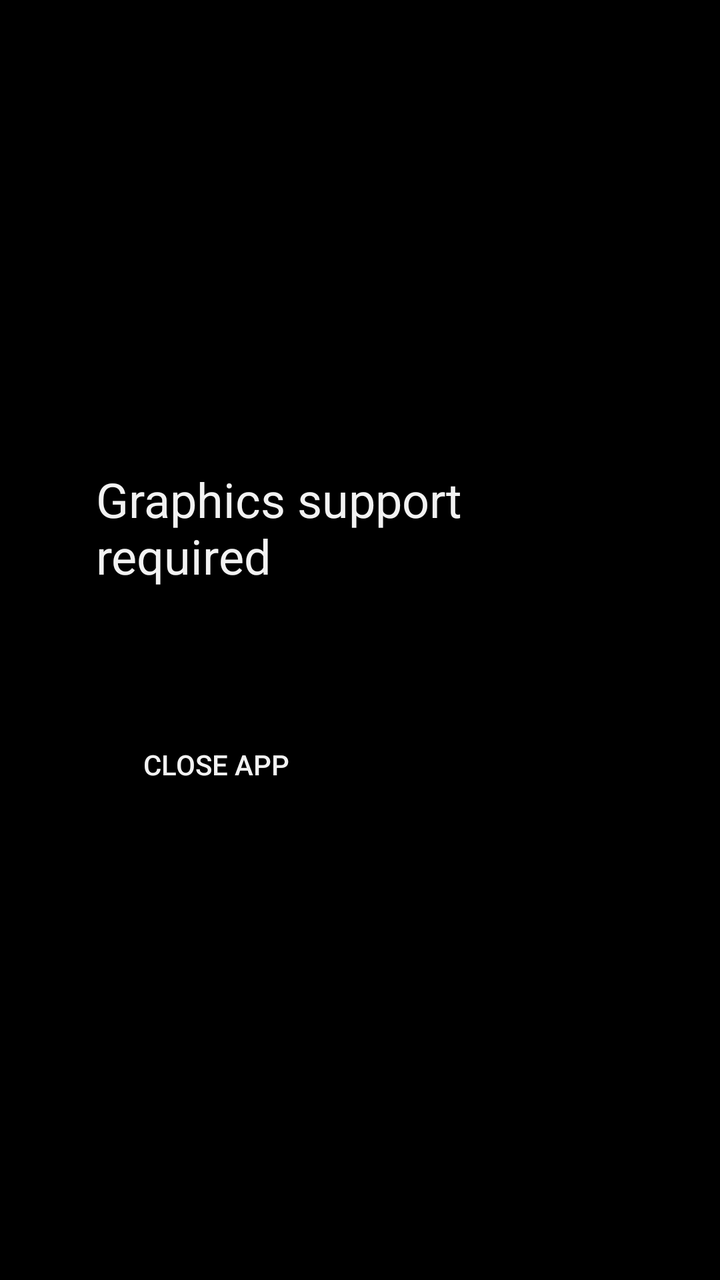
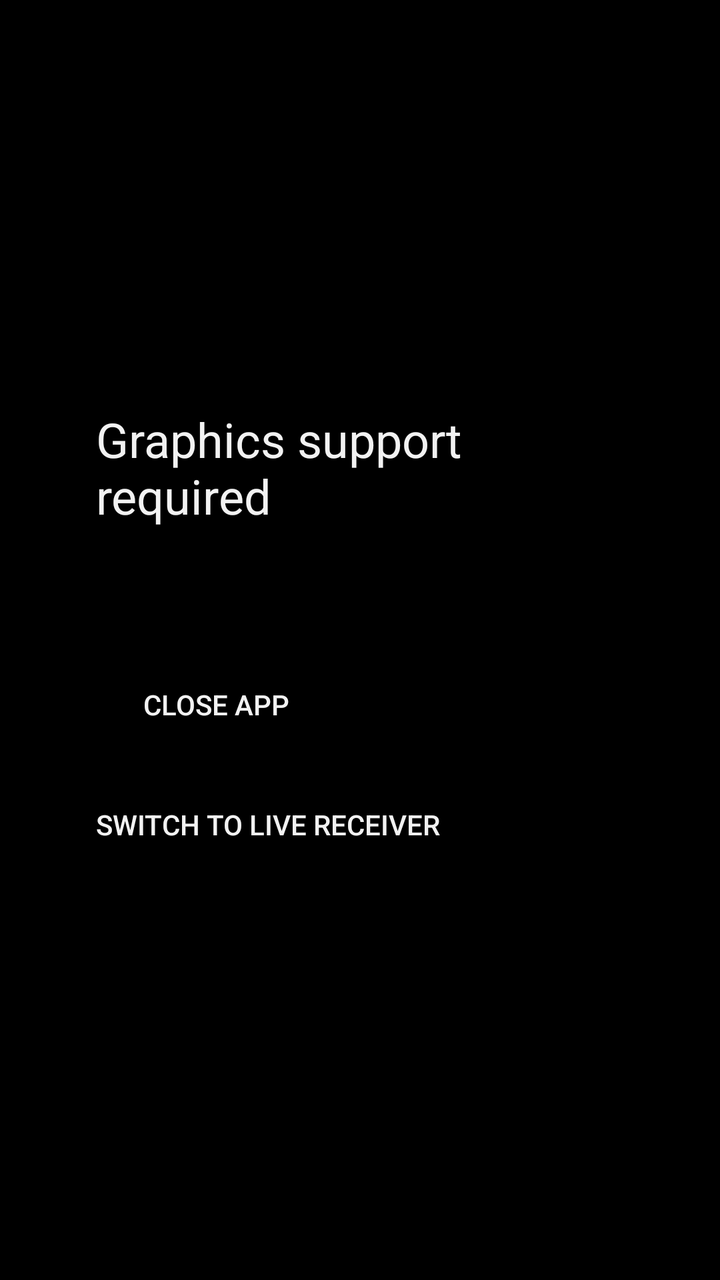

Before-and-after screenshots of an Android layout around one commit, followed by the original layout XML and the change that was made.
<!-- AndroidManifest.xml: application theme Theme.MilkDrop -->
<!-- res/layout/activity_unsupported_graphics.xml -->
<?xml version="1.0" encoding="utf-8"?>
<ScrollView xmlns:android="http://schemas.android.com/apk/res/android"
    android:layout_width="match_parent"
    android:layout_height="match_parent"
    android:fillViewport="true"
    android:background="@android:color/black">
    <LinearLayout
        android:layout_width="match_parent"
        android:layout_height="wrap_content"
        android:orientation="vertical"
        android:gravity="center"
        android:padding="48dp">
        <TextView
            android:layout_width="match_parent"
            android:layout_height="wrap_content"
            android:text="@string/graphics_unsupported_title"
            android:textColor="@color/overlay_content"
            android:textSize="24sp" />
        <TextView
            android:id="@+id/graphicsUnsupportedMessage"
            android:layout_width="match_parent"
            android:layout_height="wrap_content"
            android:layout_marginTop="16dp"
            android:textColor="@color/overlay_content"
            android:textSize="18sp" />
        <Button
            android:id="@+id/btnExitUnsupported"
            android:layout_width="wrap_content"
            android:layout_height="wrap_content"
            android:layout_gravity="start"
            android:layout_marginTop="24dp"
            android:minWidth="120dp"
            android:background="@drawable/remote_focus_background"
            android:textColor="@color/overlay_content"
            android:text="@string/close_app" />
    </LinearLayout>
</ScrollView>
<!-- resources referenced by this layout -->
<resources>
  <color name="overlay_content">#F2FFFFFF</color>
  <!-- drawable remote_focus_background (drawable) -->
  <?xml version="1.0" encoding="utf-8"?>
  <selector xmlns:android="http://schemas.android.com/apk/res/android">
      <item android:state_focused="true">
          <shape>
              <solid android:color="#663399CC" />
              <stroke android:width="2dp" android:color="#FFFFFF" />
              <corners android:radius="6dp" />
          </shape>
      </item>
      <item android:state_pressed="true">
          <shape><solid android:color="@color/overlay_divider" /><corners android:radius="6dp" /></shape>
      </item>
      <item android:state_activated="true">
          <shape><solid android:color="#552196F3" /><corners android:radius="6dp" /></shape>
      </item>
      <item android:drawable="@android:color/transparent" />
  </selector>
  <string name="close_app">Close app</string>
  <string name="graphics_unsupported_title">Graphics support required</string>
  <style name="Theme.MilkDrop" parent="Theme.AppCompat.NoActionBar">
          <item name="android:windowBackground">@android:color/black</item>
          
          <item name="colorControlActivated">@color/overlay_content</item>
      </style>
  <color name="overlay_divider">#33FFFFFF</color>
</resources>

<!-- the commit's change to res/layout/activity_unsupported_graphics.xml (unified diff, before → after) -->
@@ -25,6 +25,7 @@
             android:textSize="18sp" />
         <Button
             android:id="@+id/btnExitUnsupported"
+            android:nextFocusDown="@id/btnLiveReceiverUnsupported"
             android:layout_width="wrap_content"
             android:layout_height="wrap_content"
             android:layout_gravity="start"
@@ -33,5 +34,16 @@
             android:background="@drawable/remote_focus_background"
             android:textColor="@color/overlay_content"
             android:text="@string/close_app" />
+        <Button
+            android:id="@+id/btnLiveReceiverUnsupported"
+            android:layout_width="wrap_content"
+            android:layout_height="wrap_content"
+            android:layout_gravity="start"
+            android:layout_marginTop="12dp"
+            android:minHeight="48dp"
+            android:nextFocusUp="@id/btnExitUnsupported"
+            android:background="@drawable/remote_focus_background"
+            android:textColor="@color/overlay_content"
+            android:text="@string/switch_live_receiver" />
     </LinearLayout>
 </ScrollView>
<!-- resource entries referenced after the edit -->
@@ -14,13 +14,11 @@
       <item android:state_pressed="true">
           <shape><solid android:color="@color/overlay_divider" /><corners android:radius="6dp" /></shape>
       </item>
-      <item android:state_activated="true">
-          <shape><solid android:color="#552196F3" /><corners android:radius="6dp" /></shape>
-      </item>
       <item android:drawable="@android:color/transparent" />
   </selector>
   <string name="close_app">Close app</string>
   <string name="graphics_unsupported_title">Graphics support required</string>
+  <string name="switch_live_receiver">Switch to Live Receiver</string>
   <style name="Theme.MilkDrop" parent="Theme.AppCompat.NoActionBar">
           <item name="android:windowBackground">@android:color/black</item>
           
